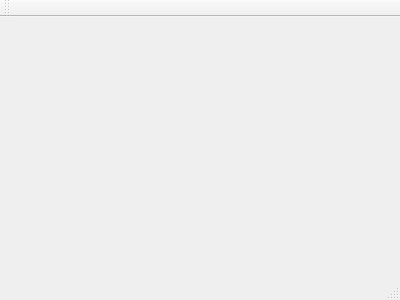
This is bankautomat/mainwindow.ui in tvt21kmo-bank-project/group_1 as Qt 5 draws it before an edit. The edited form follows.
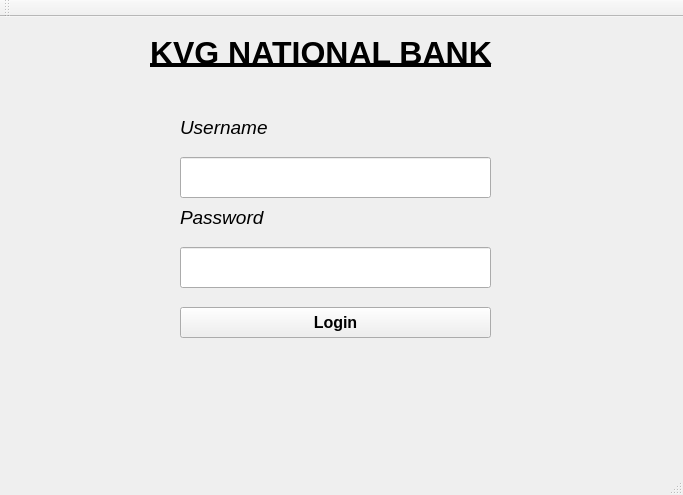
This is the edited form.

```diff
--- a/bankautomat/mainwindow.ui
+++ b/bankautomat/mainwindow.ui
@@ -1,24 +1,153 @@
 <ui version="4.0">
  <class>MainWindow</class>
- <widget class="QMainWindow" name="MainWindow" >
-  <property name="geometry" >
+ <widget class="QMainWindow" name="MainWindow">
+  <property name="geometry">
    <rect>
     <x>0</x>
     <y>0</y>
-    <width>400</width>
-    <height>300</height>
+    <width>683</width>
+    <height>495</height>
    </rect>
   </property>
   <property name="windowTitle" >
    <string>MainWindow</string>
   </property>
-  <widget class="QMenuBar" name="menuBar" />
-  <widget class="QToolBar" name="mainToolBar" />
-  <widget class="QWidget" name="centralWidget" />
-  <widget class="QStatusBar" name="statusBar" />
+  <widget class="QWidget" name="centralWidget">
+   <widget class="QLineEdit" name="lineEditUsername">
+    <property name="geometry">
+     <rect>
+      <x>180</x>
+      <y>140</y>
+      <width>311</width>
+      <height>41</height>
+     </rect>
+    </property>
+    <property name="font">
+     <font>
+      <pointsize>12</pointsize>
+     </font>
+    </property>
+   </widget>
+   <widget class="QLineEdit" name="lineEditPassword">
+    <property name="geometry">
+     <rect>
+      <x>180</x>
+      <y>230</y>
+      <width>311</width>
+      <height>41</height>
+     </rect>
+    </property>
+    <property name="font">
+     <font>
+      <pointsize>12</pointsize>
+     </font>
+    </property>
+   </widget>
+   <widget class="QPushButton" name="BtnLogin">
+    <property name="geometry">
+     <rect>
+      <x>180</x>
+      <y>290</y>
+      <width>311</width>
+      <height>31</height>
+     </rect>
+    </property>
+    <property name="font">
+     <font>
+      <pointsize>12</pointsize>
+      <weight>75</weight>
+      <bold>true</bold>
+     </font>
+    </property>
+    <property name="text">
+     <string>Login</string>
+    </property>
+   </widget>
+   <widget class="QLabel" name="label">
+    <property name="geometry">
+     <rect>
+      <x>180</x>
+      <y>95</y>
+      <width>311</width>
+      <height>31</height>
+     </rect>
+    </property>
+    <property name="font">
+     <font>
+      <pointsize>14</pointsize>
+      <italic>true</italic>
+      <underline>false</underline>
+     </font>
+    </property>
+    <property name="text">
+     <string>Username</string>
+    </property>
+   </widget>
+   <widget class="QLabel" name="label_2">
+    <property name="geometry">
+     <rect>
+      <x>180</x>
+      <y>185</y>
+      <width>311</width>
+      <height>31</height>
+     </rect>
+    </property>
+    <property name="font">
+     <font>
+      <pointsize>14</pointsize>
+      <italic>true</italic>
+     </font>
+    </property>
+    <property name="text">
+     <string>Password</string>
+    </property>
+   </widget>
+   <widget class="QLabel" name="label_3">
+    <property name="geometry">
+     <rect>
+      <x>150</x>
+      <y>10</y>
+      <width>361</width>
+      <height>51</height>
+     </rect>
+    </property>
+    <property name="font">
+     <font>
+      <pointsize>24</pointsize>
+      <weight>75</weight>
+      <italic>false</italic>
+      <bold>true</bold>
+      <underline>true</underline>
+      <strikeout>false</strikeout>
+      <kerning>true</kerning>
+     </font>
+    </property>
+    <property name="text">
+     <string>KVG NATIONAL BANK</string>
+    </property>
+   </widget>
+  </widget>
+  <widget class="QMenuBar" name="menuBar">
+   <property name="geometry">
+    <rect>
+     <x>0</x>
+     <y>0</y>
+     <width>683</width>
+     <height>20</height>
+    </rect>
+   </property>
+  </widget>
+  <widget class="QToolBar" name="mainToolBar">
+   <attribute name="toolBarArea">
+    <enum>TopToolBarArea</enum>
+   </attribute>
+   <attribute name="toolBarBreak">
+    <bool>false</bool>
+   </attribute>
+  </widget>
+  <widget class="QStatusBar" name="statusBar"/>
  </widget>
- <layoutDefault spacing="6" margin="11" />
- <pixmapfunction></pixmapfunction>
+ <layoutdefault spacing="6" margin="11"/>
  <resources/>
  <connections/>
 </ui>
```
Left out of the diff: 3 changed lines with no effect on the pictures.
